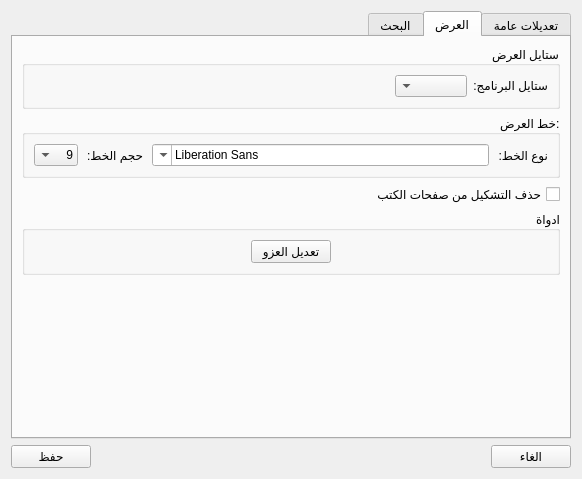
Before: the Qt Designer form src/settingsdialog.ui in boussouira/moltaqa, drawn with Qt 5.
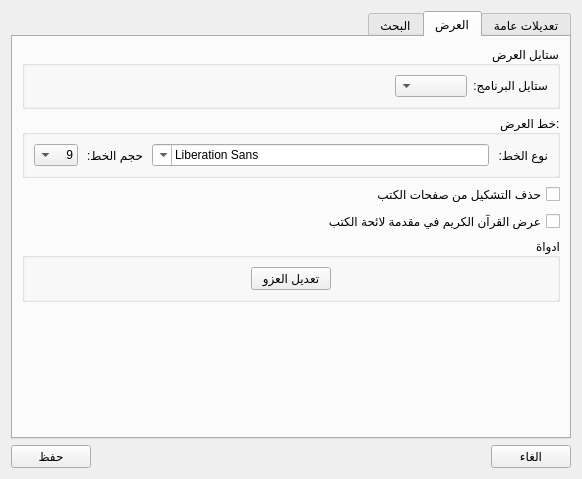
After: the same form once the commit is applied. The open tabs and pages were chosen to show the change.

Commit message: Show quran on top of books list

```diff
--- a/src/settingsdialog.ui
+++ b/src/settingsdialog.ui
@@ -317,6 +317,13 @@
          </property>
         </widget>
        </item>
+       <item>
+        <widget class="QCheckBox" name="checkShowQuranFirst">
+         <property name="text">
+          <string>عرض القرآن الكريم في مقدمة لائحة الكتب</string>
+         </property>
+        </widget>
+       </item>
        <item>
         <widget class="QGroupBox" name="groupBox_7">
          <property name="title">
```
The commit also changes 3 other files.
